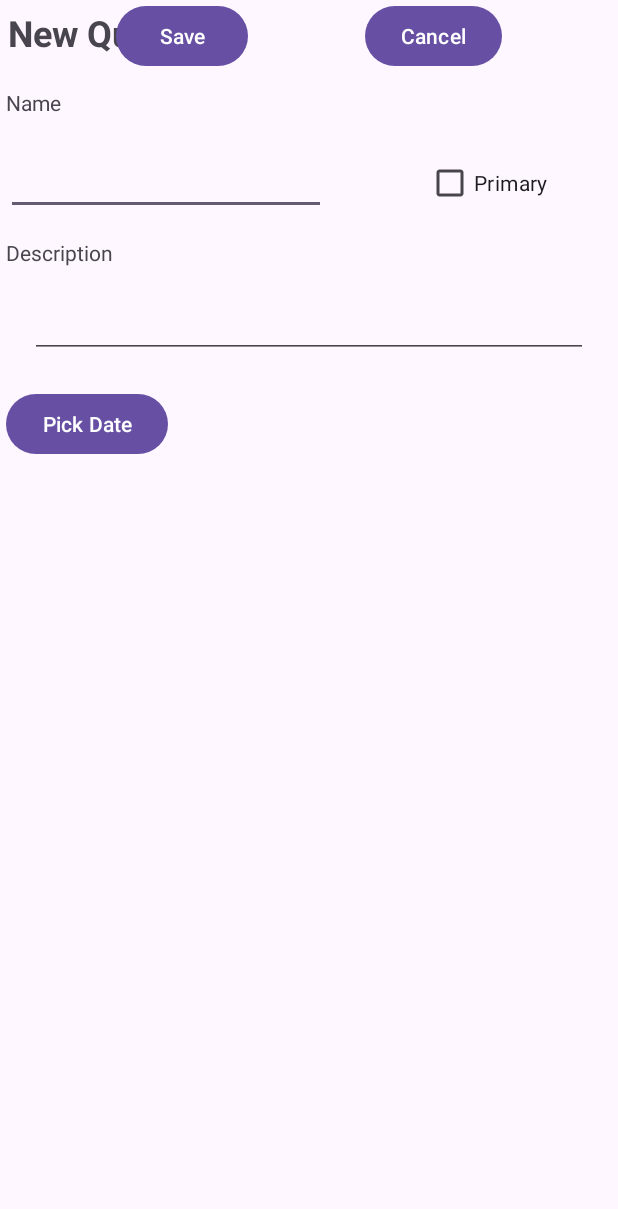
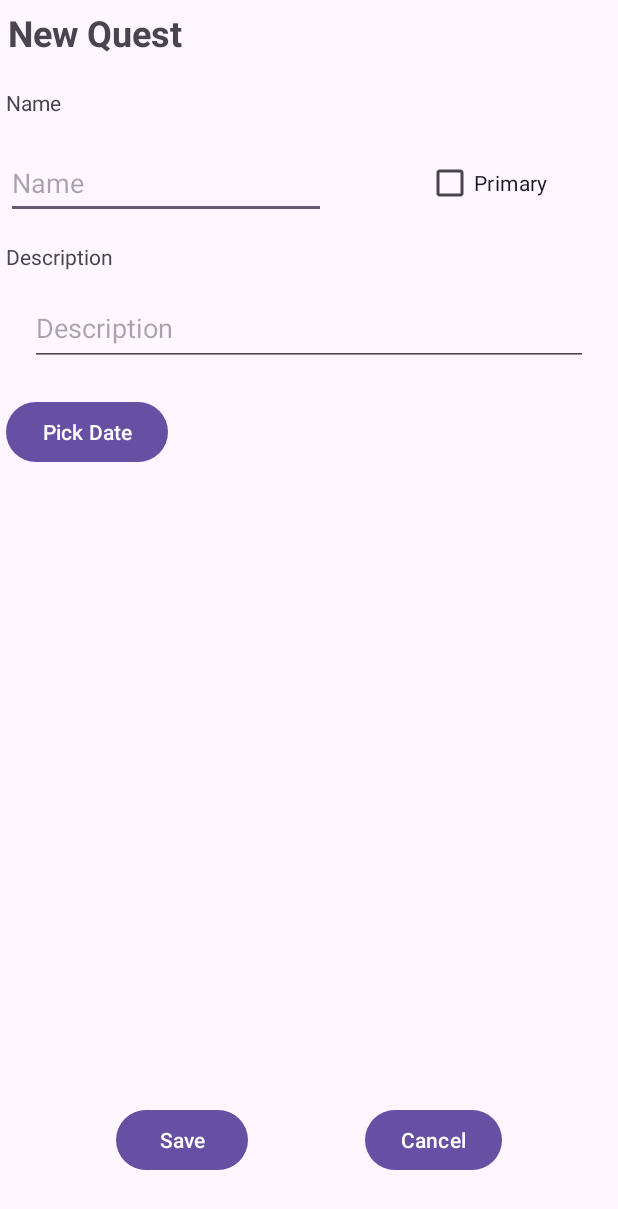
Before and after one commit to lexash707/BaldursGuideToGatekeeping, an Android app: the AddQuest screen opened directly, with no data from a screen before it, on a phone screen of 412 x 824 dp. Shown: the top 1209 px of the screen. Run offline under Robolectric (Android 15) with nearby library versions, the phone set to English and light mode, and no system bars.

Commit message:
ressolve errors and warnings with a layout

```diff
--- a/app/src/main/res/layout/activity_add_quest.xml
+++ b/app/src/main/res/layout/activity_add_quest.xml
@@ -25,8 +25,11 @@
         android:layout_height="wrap_content"
         android:layout_marginStart="4dp"
         android:layout_marginTop="60dp"
+        android:autofillHints="quest name"
         android:ems="10"
+        android:hint="@string/name"
         android:inputType="text"
+        android:minHeight="48dp"
         app:layout_constraintStart_toStartOf="parent"
         app:layout_constraintTop_toBottomOf="@+id/textView4" />
 
@@ -35,7 +38,7 @@
         android:layout_width="wrap_content"
         android:layout_height="wrap_content"
         android:layout_marginStart="20dp"
-        android:text="Primary"
+        android:text="@string/primary"
         app:layout_constraintEnd_toEndOf="parent"
         app:layout_constraintStart_toEndOf="@+id/questName"
         app:layout_constraintTop_toTopOf="@+id/questName" />
@@ -45,7 +48,7 @@
         android:layout_width="wrap_content"
         android:layout_height="wrap_content"
         android:layout_marginTop="20dp"
-        android:text="Pick Date"
+        android:text="@string/pick_date"
         app:layout_constraintStart_toStartOf="@+id/questName"
         app:layout_constraintTop_toBottomOf="@+id/questDescriptionInput" />
 
@@ -56,9 +59,12 @@
         android:layout_marginStart="20dp"
         android:layout_marginTop="50dp"
         android:layout_marginEnd="20dp"
+        android:autofillHints=""
         android:ems="10"
         android:gravity="start|top"
+        android:hint="@string/description"
         android:inputType="textMultiLine"
+        android:minHeight="48dp"
         app:layout_constraintEnd_toEndOf="parent"
         app:layout_constraintStart_toStartOf="parent"
         app:layout_constraintTop_toBottomOf="@+id/questName" />
@@ -76,12 +82,13 @@
         android:id="@+id/saveBtn"
         android:layout_width="wrap_content"
         android:layout_height="wrap_content"
-        android:text="Save"
+        android:layout_marginBottom="40dp"
+        android:text="@string/save"
+        app:layout_constraintBottom_toBottomOf="parent"
         app:layout_constraintEnd_toStartOf="@+id/button3"
         app:layout_constraintHorizontal_bias="0.5"
         app:layout_constraintHorizontal_chainStyle="spread"
-        app:layout_constraintStart_toStartOf="parent"
-        tools:layout_editor_absoluteY="623dp" />
+        app:layout_constraintStart_toStartOf="parent" />
 
     <Button
         android:id="@+id/button3"
@@ -98,7 +105,7 @@
         android:id="@+id/textView5"
         android:layout_width="wrap_content"
         android:layout_height="wrap_content"
-        android:text="Name"
+        android:text="@string/name"
         app:layout_constraintBottom_toTopOf="@+id/questName"
         app:layout_constraintStart_toStartOf="@+id/questName"
         app:layout_constraintTop_toBottomOf="@+id/textView4" />
@@ -107,7 +114,7 @@
         android:id="@+id/textView6"
         android:layout_width="wrap_content"
         android:layout_height="wrap_content"
-        android:text="Description"
+        android:text="@string/description"
         app:layout_constraintBottom_toTopOf="@+id/questDescriptionInput"
         app:layout_constraintStart_toStartOf="@+id/textView5"
         app:layout_constraintTop_toBottomOf="@+id/questName" />
--- a/app/src/main/res/values/strings.xml
+++ b/app/src/main/res/values/strings.xml
@@ -6,4 +6,9 @@
     <string name="weapons">Weapons</string>
     <string name="schedule">Schedule</string>
     <string name="new_quest">New Quest</string>
+    <string name="name">Name</string>
+    <string name="description">Description</string>
+    <string name="save">Save</string>
+    <string name="primary">Primary</string>
+    <string name="pick_date">Pick Date</string>
 </resources>
```
